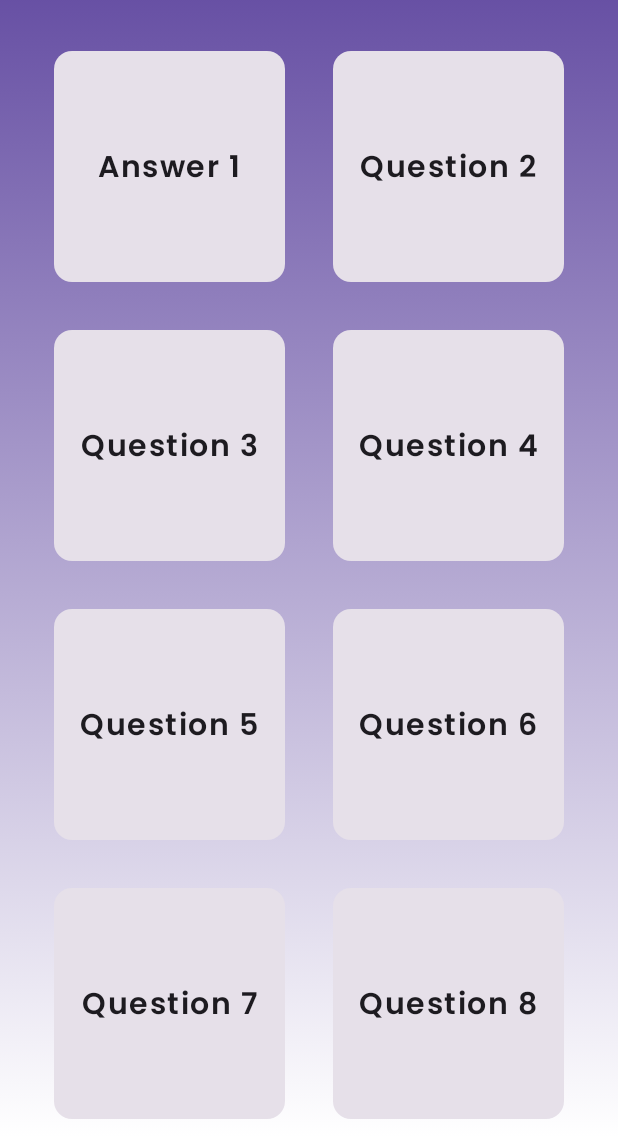
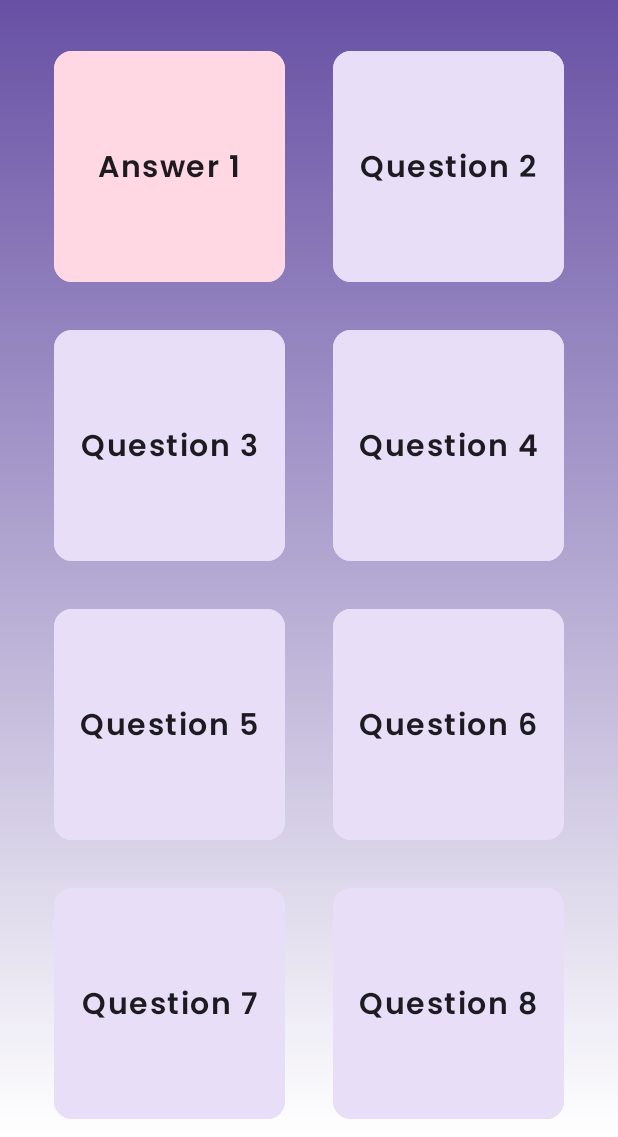
Before and after one commit to AaronValentino/studyProject-FlashCardApp, an Android app built with Jetpack Compose: the DeckListScreen screen opened through its navigation route, after a tap on an icon or button, on a phone screen of 412 x 824 dp, the part 99-1236 px from its top. Run offline under Robolectric (Android 15) with nearby library versions, the phone set to English and light mode, and no system bars.

Commit message:
Refactor code to seperate card generation logic into a seperate function. Add color change when card is clicked on.

```diff
--- a/app/src/main/java/com/example/flashcardapp/deck/DeckListScreen.kt
+++ b/app/src/main/java/com/example/flashcardapp/deck/DeckListScreen.kt
@@ -1,5 +1,6 @@
 package com.example.flashcardapp.deck
 
+import androidx.compose.foundation.background
 import androidx.compose.foundation.clickable
 import androidx.compose.foundation.layout.Box
 import androidx.compose.foundation.layout.Column
@@ -11,16 +12,12 @@ import androidx.compose.foundation.layout.wrapContentSize
 import androidx.compose.foundation.lazy.grid.GridCells
 import androidx.compose.foundation.lazy.grid.LazyVerticalGrid
 import androidx.compose.foundation.lazy.grid.items
-import androidx.compose.foundation.lazy.grid.rememberLazyGridState
-import androidx.compose.foundation.rememberScrollState
-import androidx.compose.foundation.verticalScroll
-import androidx.compose.material3.Button
 import androidx.compose.material3.Card
+import androidx.compose.material3.MaterialTheme
 import androidx.compose.material3.Text
 import androidx.compose.runtime.Composable
 import androidx.compose.runtime.getValue
 import androidx.compose.runtime.mutableStateOf
-import androidx.compose.runtime.remember
 import androidx.compose.runtime.saveable.rememberSaveable
 import androidx.compose.runtime.setValue
 import androidx.compose.ui.Alignment
@@ -42,16 +39,38 @@ fun DeckListScreen(onClicked: () -> Unit) {
                 var print by rememberSaveable {
                     mutableStateOf(it.question)
                 }
+                val cardColor = if (print == it.question)
+                    MaterialTheme.colorScheme.secondaryContainer
+                else
+                    MaterialTheme.colorScheme.tertiaryContainer
+
+                GenerateCard(
+                    print = print,
+                    cardClicked = {
+                        print = if (print == it.question) it.answer else it.question
+                    },
+                    modifier = Modifier
+                        .background(color = cardColor)
+                )
+            }
+        }
+    }
+}
+
+@Composable
+private fun GenerateCard(
+    print: String,
+    cardClicked: () -> Unit,
+    modifier: Modifier = Modifier
+) {
     Card(
         modifier = Modifier
             .padding(16.dp)
             .aspectRatio(1f)
     ) {
         Column(
-                        modifier = Modifier
-                            .clickable {
-                                print = if (print == it.question) it.answer else it.question
-                            }
+            modifier = modifier
+                .clickable(onClick = cardClicked)
                 .fillMaxSize()
                 .wrapContentSize()
         ) {
@@ -61,6 +80,3 @@ fun DeckListScreen(onClicked: () -> Unit) {
         }
     }
 }
-        }
-    }
-}
```
Lines whose indentation alone changed are shown as unchanged.
